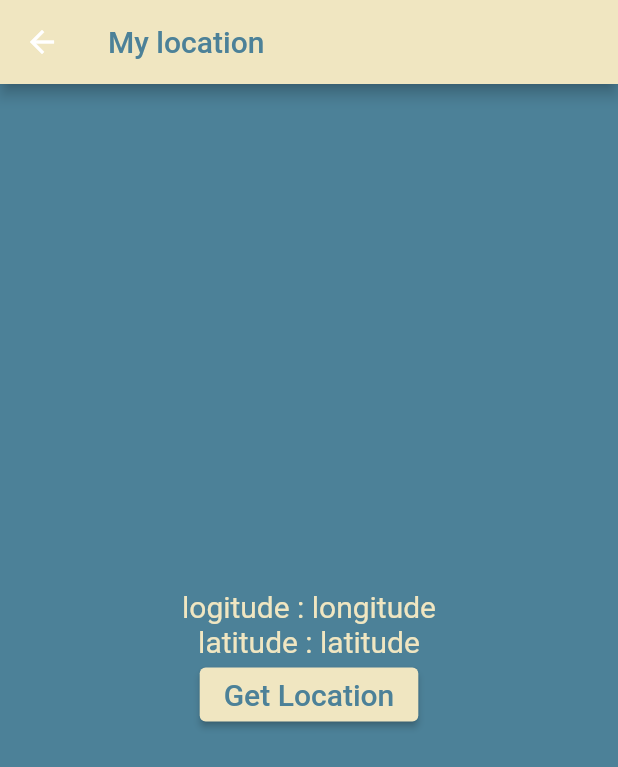
After one commit to muiiim/wireless_147_172, a Flutter app: the MainStation screen opened directly, after a tap on the "near me" icon, on a phone screen of 412 x 824 dp. The commit adds this screen. Shown: the top 767 px of the screen. Run offline on Flutter 3.47's test engine with Material 2 defaults, Android fonts, the phone set to English and light mode, and no system bars; our stand-ins replace geolocator, google_maps_flutter.

Commit message:
6 commit

```diff
--- /dev/null
+++ b/termproject/lib/currentLocation.dart
@@ -0,0 +1,73 @@
+import 'package:flutter/material.dart';
+import 'package:project22/constants.dart';
+import 'package:geolocator/geolocator.dart';
+
+class currentLocation extends StatefulWidget {
+  @override
+  _currentLocationState createState() => _currentLocationState();
+}
+
+class _currentLocationState extends State<currentLocation> {
+  @override
+  var long = "longitude";
+  var lat = "latitude";
+  void getlocation() async {
+    LocationPermission per = await Geolocator.checkPermission();
+    LocationPermission per1 =
+        await Geolocator.requestPermission(); // request permission for location
+    if (per == LocationPermission.denied ||
+        per == LocationPermission.deniedForever) {
+      LocationPermission per = await Geolocator
+          .requestPermission(); // ask again because user denied request
+    } else {
+      Position currentLoc = await Geolocator.getCurrentPosition(
+          // get location
+          desiredAccuracy: LocationAccuracy.best);
+      setState(
+        () {
+          long = currentLoc.longitude.toString();
+          lat = currentLoc.latitude.toString();
+        },
+      );
+    }
+  }
+
+  @override
+  Widget build(BuildContext context) {
+    return Scaffold(
+      appBar: AppBar(
+        title: Text('My location', style: TextStyle(color: firstColor)),
+        backgroundColor: secondColor,
+      ),
+      body: Center(
+        child: Column(
+          mainAxisAlignment: MainAxisAlignment.center,
+          children: [
+            Text(
+              "logitude : " + long,
+              style: TextStyle(
+                color: secondColor,
+                fontSize: 20,
+              ),
+            ),
+            Text(
+              "latitude : " + lat,
+              style: TextStyle(
+                color: secondColor,
+                fontSize: 20,
+              ),
+            ),
+            ElevatedButton(
+              style: ElevatedButton.styleFrom(
+                primary: secondColor,
+              ),
+              child: Text("Get Location", //button to get lat/long
+                  style: TextStyle(color: firstColor, fontSize: 20)),
+              onPressed: getlocation,
+            ),
+          ],
+        ),
+      ),
+    );
+  }
+}
--- a/termproject/lib/mainStation.dart
+++ b/termproject/lib/mainStation.dart
@@ -2,6 +2,7 @@ import 'package:flutter/material.dart';
 import 'package:project22/constants.dart';
 import 'package:project22/stationDetails.dart';
 import 'package:project22/stationModel.dart';
+import 'package:project22/currentLocation.dart';
 
 class MainStation extends StatelessWidget {
   List<stationModel> stationList = stationModel.getStationData();
@@ -14,7 +15,6 @@ class MainStation extends StatelessWidget {
       appBar: AppBar(
         title: Text('The gas station', style: TextStyle(color: firstColor)),
         backgroundColor: secondColor,
-        iconTheme: IconThemeData(color: firstColor),
       ),
       body: SafeArea(
         child: Column(
@@ -27,15 +27,17 @@ class MainStation extends StatelessWidget {
                     onTap: () {
                       Navigator.of(context).push(
                         MaterialPageRoute(
-                          builder: (context) =>
-                              stationDetails(stations: stationList[index]), //direct to each station page
+                          builder: (context) => stationDetails(
+                              stations: stationList[
+                                  index]), //direct to each station page
                         ),
                       );
                     },
                     child: Container(
                       margin: const EdgeInsets.all(20),
                       height: 200,
-                      child: Stack( //list all station
+                      child: Stack(
+                        //list all station
                         children: [
                           Positioned.fill(
                             child: ClipRRect(
@@ -47,7 +49,8 @@ class MainStation extends StatelessWidget {
                                   fit: BoxFit.cover),
                             ),
                           ),
-                          Positioned( //title of each station
+                          Positioned(
+                            //title of each station
                             child: Container(
                               decoration: BoxDecoration(
                                 borderRadius: const BorderRadius.only(
@@ -98,6 +101,21 @@ class MainStation extends StatelessWidget {
           ],
         ),
       ),
+      floatingActionButton: FloatingActionButton(
+        // route to get my location page
+        backgroundColor: secondColor,
+        onPressed: () {
+          Navigator.of(context).push(
+            MaterialPageRoute(
+              builder: (context) => currentLocation(),
+            ),
+          );
+        },
+        child: Icon(
+          Icons.near_me,
+          color: firstColor,
+        ),
+      ),
     );
   }
 }
--- a/termproject/lib/stationDetails.dart
+++ b/termproject/lib/stationDetails.dart
@@ -1,6 +1,6 @@
 import 'package:flutter/material.dart';
 import 'package:project22/constants.dart';
-import 'package:project22/landing.dart';
+import 'package:project22/map.dart';
 import 'package:project22/stationModel.dart';
 
 class stationDetails extends StatefulWidget {
@@ -70,7 +70,7 @@ class _StationDetailState extends State<stationDetails> {
               onPressed: () {
                 Navigator.of(context).push(
                   MaterialPageRoute(
-                    builder: (context) => Landing(),
+                    builder: (context) => MapScreen(),
                   ),
                 );
               },
--- a/termproject/lib/stationModel.dart
+++ b/termproject/lib/stationModel.dart
@@ -3,11 +3,7 @@ class stationModel {
   String imgName;
   String desc;
 
-  stationModel(
-    this.name,
-    this.imgName,
-    this.desc
-    );
+  stationModel(this.name, this.imgName, this.desc);
 
   static List<stationModel> getStationData() {
     return [
--- a/termproject/pubspec.yaml
+++ b/termproject/pubspec.yaml
@@ -34,7 +34,10 @@ dependencies:
   # The following adds the Cupertino Icons font to your application.
   # Use with the CupertinoIcons class for iOS style icons.
   cupertino_icons: ^1.0.2
-  google_maps_flutter: ^0.5.28+1
+  dio: ^4.0.0
+  flutter_polyline_points: ^0.2.6
+  google_maps_flutter: ^2.0.2
+  geolocator: ^8.2.0
 
 dev_dependencies:
   flutter_test:
```
Also changed, not shown: termproject/lib/map.dart (added, +36 -0 lines), termproject/pubspec.lock, 1 other file.
